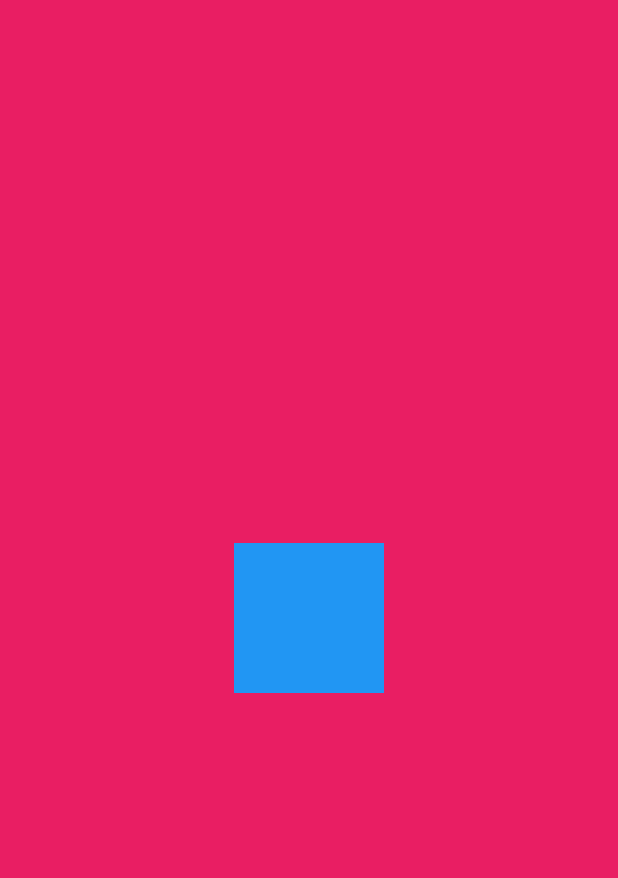
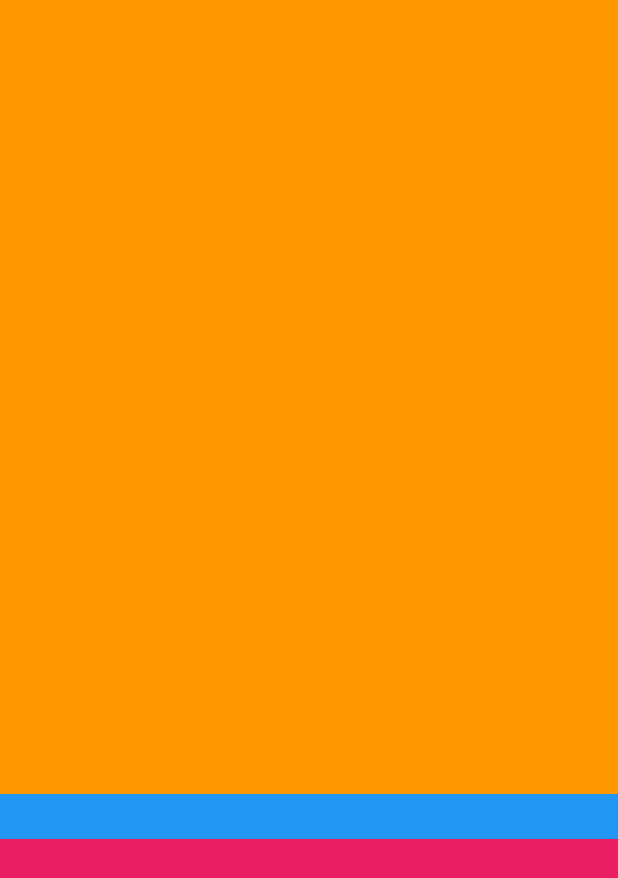
Before and after one commit to ThomasEcalle/51L1_2024_2025, a Flutter app: the screen it shows after launch, on a phone screen of 412 x 824 dp. Shown: the top 878 px of the screen. Run offline on Flutter 3.47's test engine with Material 3 defaults, Android fonts, the phone set to English and light mode, and no system bars.

Commit message:
Add beginning of layouts

```diff
--- /dev/null
+++ b/lib/layouts/layouts.dart
@@ -0,0 +1,46 @@
+import 'package:flutter/material.dart';
+
+class Layouts extends StatelessWidget {
+  const Layouts({super.key});
+
+  @override
+  Widget build(BuildContext context) {
+    final mediaQuery = MediaQuery.of(context);
+    final screenHeight = mediaQuery.size.height;
+    return Scaffold(
+      body: SafeArea(
+        child: LayoutBuilder(
+          builder: (context, constraints) {
+            final maxHeight = constraints.maxHeight;
+            return Center(
+              child: Column(
+                mainAxisAlignment: MainAxisAlignment.spaceEvenly,
+                crossAxisAlignment: CrossAxisAlignment.end,
+                children: [
+                  Expanded(
+                    flex: 2,
+                    child: Container(
+                      width: double.infinity,
+                      color: Colors.orange,
+                    ),
+                  ),
+                  Container(
+                    height: 30,
+                    width: double.infinity,
+                    color: Colors.blue,
+                  ),
+                  Expanded(
+                    child: Container(
+                      width: double.infinity,
+                      color: Colors.pink,
+                    ),
+                  ),
+                ],
+              ),
+            );
+          }
+        ),
+      ),
+    );
+  }
+}
--- a/lib/main.dart
+++ b/lib/main.dart
@@ -2,6 +2,7 @@ import 'package:al1_2024/exercises/exercice_c.dart';
 import 'package:al1_2024/exercises/exercise_a.dart';
 import 'package:al1_2024/exercises/exercise_b.dart';
 import 'package:al1_2024/home.dart';
+import 'package:al1_2024/layouts/layouts.dart';
 import 'package:flutter/material.dart';
 
 void main() {
@@ -22,7 +23,7 @@ class MyApp extends StatelessWidget {
           ),
         ),
       ),
-      home: const ExerciseC(),
+      home: const Layouts(),
     );
   }
 }
```
